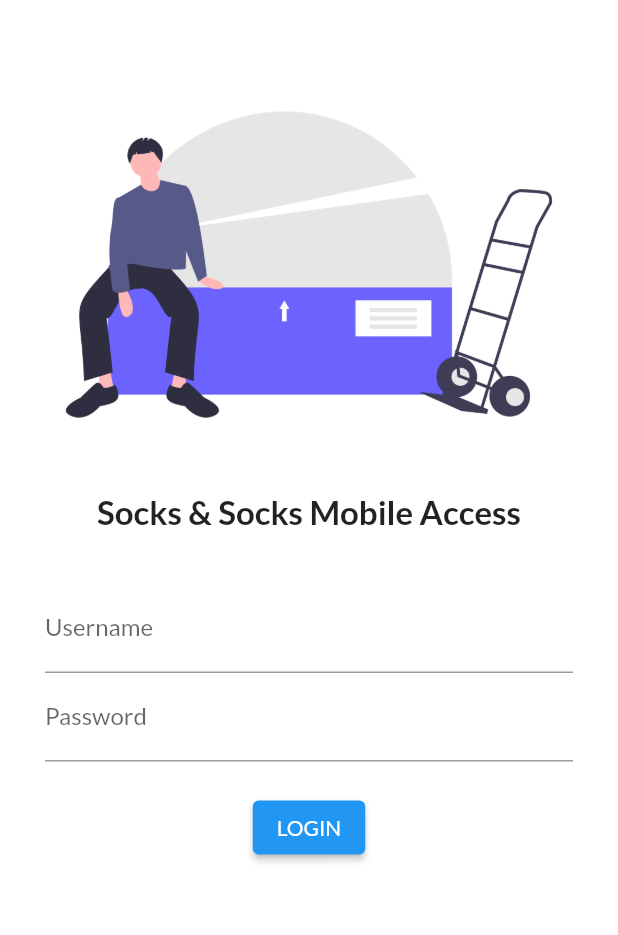
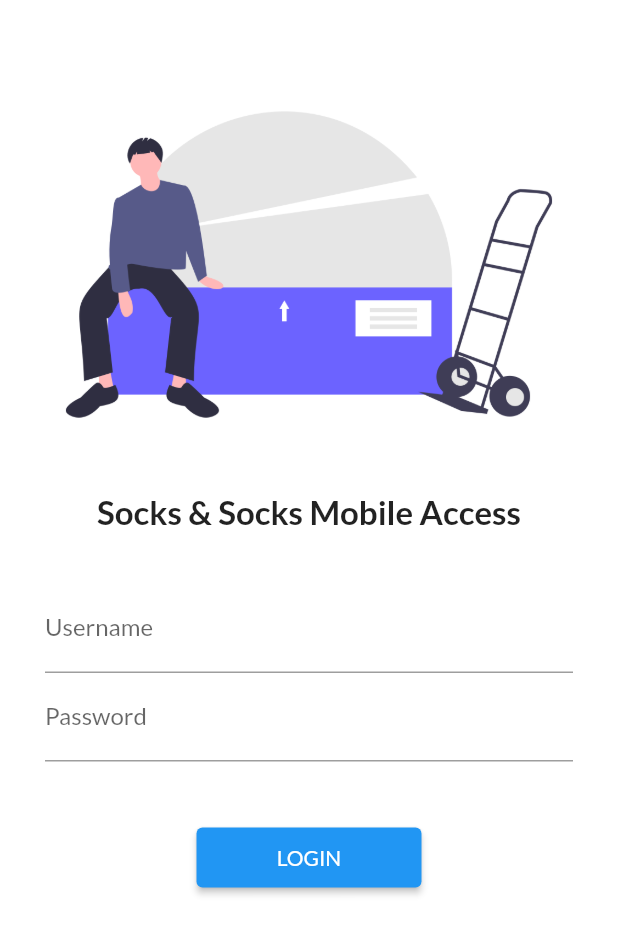
Before and after one commit to syed-talal-hassan/ecommerce, a Flutter app: the screen it shows after launch, on a phone screen of 412 x 824 dp. Shown: the top 935 px of the screen. Run offline on Flutter 3.47's test engine with Material 2 defaults, Android fonts, the phone set to English and light mode, and no system bars; our stand-ins replace google_fonts.

Commit message:
entry-5 completed. Moving on to entry-6 now

```diff
--- a/lib/main.dart
+++ b/lib/main.dart
@@ -1,4 +1,5 @@
 import 'package:ecommerce/screens/home.dart';
+import 'package:ecommerce/utils/routes.dart';
 import 'package:google_fonts/google_fonts.dart';
 import 'package:ecommerce/screens/login.dart';
 import 'package:flutter/material.dart';
@@ -12,6 +13,7 @@ class MyApp extends StatelessWidget {
   @override
   Widget build(BuildContext context) {
     return MaterialApp(
+      debugShowCheckedModeBanner: false,
       themeMode: ThemeMode.light,
       theme: ThemeData(
           fontFamily: GoogleFonts.lato().fontFamily,
@@ -21,7 +23,8 @@ class MyApp extends StatelessWidget {
       ),
       routes: {
         "/": (context) => Login(),
-        "/login": (context) => Login(),
+        AppRoutes.loginRoute: (context) => Login(),
+        AppRoutes.homeRoute: (context) => Home(),
       },
     );
   }
--- a/lib/screens/login.dart
+++ b/lib/screens/login.dart
@@ -1,3 +1,4 @@
+import 'package:ecommerce/utils/routes.dart';
 import 'package:flutter/material.dart';
 
 class Login extends StatelessWidget {
@@ -5,6 +6,7 @@ class Login extends StatelessWidget {
   Widget build(BuildContext context) {
     return Material(
         color: Colors.white,
+        child: SingleChildScrollView(
           child: Column(
             children: [
               SizedBox(
@@ -28,8 +30,8 @@ class Login extends StatelessWidget {
                 height: 20.0,
               ),
               Padding(
-              padding:
-                  const EdgeInsets.symmetric(vertical: 16.0, horizontal: 30.0),
+                padding: const EdgeInsets.symmetric(
+                    vertical: 16.0, horizontal: 30.0),
                 child: Column(
                   children: [
                     TextFormField(
@@ -46,19 +48,20 @@ class Login extends StatelessWidget {
                       ),
                     ),
                     SizedBox(
-                    height: 20.0,
+                      height: 40.0,
                     ),
                     ElevatedButton(
                       child: Text("LOGIN"),
                       onPressed: () {
-                      print("Hi! Welcome Back.");
+                        Navigator.pushNamed(context, AppRoutes.homeRoute);
                       },
-                    style: TextButton.styleFrom(),
+                      style: TextButton.styleFrom(minimumSize: Size(150, 40)),
                     )
                   ],
                 ),
               )
             ],
+          ),
         ));
   }
 }
--- /dev/null
+++ b/lib/utils/routes.dart
@@ -0,0 +1,4 @@
+class AppRoutes {
+  static String homeRoute = "/home";
+  static String loginRoute = "/login";
+}
```
Lines whose indentation alone changed are shown as unchanged.
